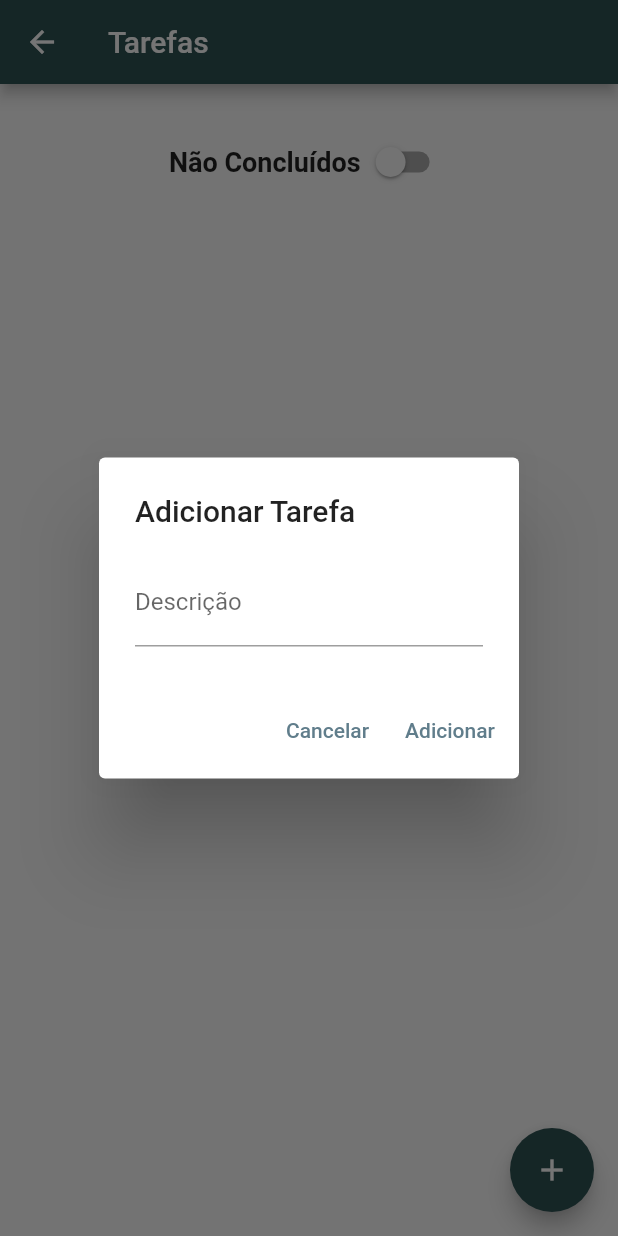
After one commit to MarcusVNT/trilhaapp, a Flutter app: the TaskPage screen opened directly, after a tap on the "add" icon, on a phone screen of 412 x 824 dp. The commit adds this screen. Run offline on Flutter 3.47's test engine with Material 2 defaults, Android fonts, the phone set to English and light mode, and no system bars; our stand-ins replace google_fonts; network calls fail.

Commit message:
Add To Do (Tasks) complete

```diff
--- a/lib/pages/main_page.dart
+++ b/lib/pages/main_page.dart
@@ -3,6 +3,7 @@ import 'package:trilhaapp/pages/page_1.dart';
 import 'package:trilhaapp/pages/page_2.dart';
 import 'package:trilhaapp/pages/page_3.dart';
 import 'package:trilhaapp/pages/registration_data.dart';
+import 'package:trilhaapp/pages/task_page.dart';
 import 'package:trilhaapp/shared/widgets/custon_drawer.dart';
 
 class MainPage extends StatefulWidget {
@@ -35,9 +36,11 @@ class _MainPageState extends State<MainPage> {
                     Page1(),
                     Page2(),
                     Page3(),
+                    TaskPage(),
                   ]),
             ),
             BottomNavigationBar(
+                type: BottomNavigationBarType.fixed,
                 onTap: (value) {
                   controller.jumpToPage(value);
                 },
@@ -50,6 +53,8 @@ class _MainPageState extends State<MainPage> {
                       label: "Automação"),
                   BottomNavigationBarItem(
                       icon: Icon(Icons.analytics), label: "Nível dos Tanques"),
+                  BottomNavigationBarItem(
+                      icon: Icon(Icons.task), label: "Tarefas"),
                 ])
           ],
         ),
--- /dev/null
+++ b/lib/pages/task_page.dart
@@ -0,0 +1,135 @@
+import 'package:flutter/material.dart';
+import 'package:trilhaapp/models/tasks.dart';
+import 'package:trilhaapp/repositories/tasks_repository.dart';
+
+class TaskPage extends StatefulWidget {
+  const TaskPage({super.key});
+
+  @override
+  State<TaskPage> createState() => _TaskPageState();
+}
+
+class _TaskPageState extends State<TaskPage> {
+  var descricaoController = TextEditingController();
+  var taskRepository = TasksRepository();
+  var _tasks = const <Tasks>[];
+  var tasksNaoConcluidas = false;
+
+  @override
+  void initState() {
+    // TODO: implement initState
+    super.initState();
+    obterTasks();
+  }
+
+  void obterTasks() async {
+    if (tasksNaoConcluidas) {
+      _tasks = await taskRepository.listarNaoConcluidas();
+    } else {
+      _tasks = await taskRepository.listarTasks();
+    }
+    setState(() {});
+  }
+
+  @override
+  Widget build(BuildContext context) {
+    return Scaffold(
+      floatingActionButton: FloatingActionButton(
+        backgroundColor: const Color.fromRGBO(46, 82, 83, 1),
+        onPressed: () {
+          descricaoController.text = "";
+          showDialog(
+              context: context,
+              builder: (BuildContext bc) {
+                return AlertDialog(
+                  title: const Text("Adicionar Tarefa"),
+                  content: TextField(
+                    controller: descricaoController,
+                    decoration: const InputDecoration(
+                      labelText: "Descrição",
+                    ),
+                  ),
+                  actions: [
+                    TextButton(
+                        onPressed: () {
+                          Navigator.pop(context);
+                        },
+                        child: const Text("Cancelar")),
+                    TextButton(
+                        onPressed: () async {
+                          await taskRepository.adicionar(
+                              Tasks(descricaoController.text, false));
+                          Navigator.pop(context);
+                          setState(() {});
+                        },
+                        child: const Text("Adicionar")),
+                  ],
+                );
+              });
+        },
+        child: const Icon(Icons.add),
+      ),
+      appBar: AppBar(
+          backgroundColor: const Color.fromRGBO(46, 82, 83, 1),
+          title: const Text("Tarefas")),
+      body: Container(
+        margin: const EdgeInsets.symmetric(horizontal: 16, vertical: 8),
+        child: Column(
+          children: [
+            SizedBox(
+              height: 20,
+            ),
+            Container(
+              child: Row(
+                mainAxisAlignment: MainAxisAlignment.center,
+                children: [
+                  const Text(
+                    "Não Concluídos",
+                    style: TextStyle(fontSize: 18, fontWeight: FontWeight.bold),
+                  ),
+                  Switch(
+                      value: tasksNaoConcluidas,
+                      onChanged: (bool value) {
+                        tasksNaoConcluidas = value;
+                        obterTasks();
+                        setState(() {});
+                      }),
+                  // const Text("Concluídos"),
+                  // Switch(value: false, onChanged: (bool value) {}),
+                ],
+              ),
+            ),
+            const SizedBox(
+              height: 20,
+            ),
+            Expanded(
+              child: ListView.builder(
+                itemCount: _tasks.length,
+                itemBuilder: (BuildContext bc, int index) {
+                  var task = _tasks[index];
+                  return Dismissible(
+                    onDismissed: (DismissDirection dismissDirection) async {
+                      await taskRepository.remove(task.getId());
+                      obterTasks();
+                    },
+                    key: Key(task.getId()),
+                    child: ListTile(
+                      title: Text(task.getDescricao()),
+                      trailing: Switch(
+                        onChanged: (bool value) async {
+                          await taskRepository.alterar(task.getId(), value);
+                          obterTasks();
+                        },
+                        value: task.getConcluido(),
+                      ),
+                    ),
+                  );
+                },
+              ),
+            ),
+          ],
+        ),
+      ),
+    );
+  }
+}
```
Also changed, not shown: lib/repositories/tasks_repository.dart (+17 -5 lines).
